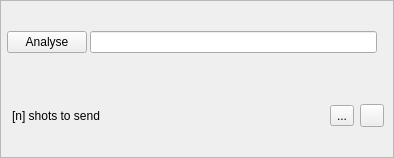
Old version of the form runmanager/analysis_submission.ui in the repository ispielma/runmanager.
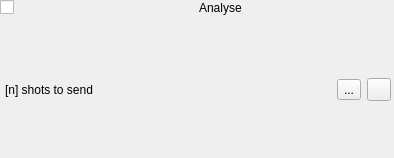
New version of the form. Icons and pictures are not drawn.

Commit message: Refine runmanager scan semantics and GUI layout

What changed in the file:
```diff
--- a/runmanager/analysis_submission.ui
+++ b/runmanager/analysis_submission.ui
@@ -13,38 +13,18 @@
   <property name="windowTitle">
    <string>Form</string>
   </property>
-  <layout class="QHBoxLayout" name="horizontalLayout_2">
-   <property name="spacing">
-    <number>0</number>
+  <layout class="QGridLayout" name="gridLayout">
+   <property name="horizontalSpacing">
+    <number>4</number>
    </property>
-   <property name="margin">
-    <number>0</number>
-   </property>
-   <item>
-    <widget class="QFrame" name="frame">
-     <property name="frameShape">
-      <enum>QFrame::StyledPanel</enum>
-     </property>
-     <property name="frameShadow">
-      <enum>QFrame::Plain</enum>
-     </property>
-     <property name="lineWidth">
-      <number>1</number>
-     </property>
-     <layout class="QVBoxLayout" name="verticalLayout">
-      <property name="spacing">
-       <number>3</number>
-      </property>
-      <property name="margin">
+   <property name="verticalSpacing">
        <number>6</number>
       </property>
-      <item>
-       <layout class="QHBoxLayout" name="horizontalLayout">
-        <property name="spacing">
-         <number>3</number>
-        </property>
-        <item>
-         <widget class="QPushButton" name="send_to_server">
+   <property name="margin">
+    <number>0</number>
+   </property>
+   <item row="0" column="0">
+    <widget class="QCheckBox" name="send_to_server">
           <property name="focusPolicy">
            <enum>Qt::NoFocus</enum>
           </property>
@@ -52,25 +32,28 @@
            <string>Send completed shot files for analysis</string>
           </property>
           <property name="text">
+      <string/>
+     </property>
+    </widget>
+   </item>
+   <item row="0" column="1">
+    <widget class="QLabel" name="send_to_server_icon">
+     <property name="text">
+      <string/>
+     </property>
+    </widget>
+   </item>
+   <item row="0" column="2">
+    <widget class="QLabel" name="send_to_server_text">
+     <property name="toolTip">
+      <string>Send completed shot files for analysis</string>
+     </property>
+     <property name="text">
            <string>Analyse</string>
           </property>
-          <property name="icon">
-           <iconset>
-            <normaloff>:/qtutils/custom/lyse.png</normaloff>:/qtutils/custom/lyse.png</iconset>
-          </property>
-          <property name="checkable">
-           <bool>true</bool>
-          </property>
-         </widget>
-        </item>
-        <item>
-         <widget class="QLineEdit" name="server">
-          <property name="toolTip">
-           <string>Hostname of lyse analysis server</string>
-          </property>
-         </widget>
-        </item>
-        <item>
+    </widget>
+   </item>
+   <item row="0" column="3">
          <widget class="QLabel" name="server_online">
           <property name="text">
            <string/>
@@ -83,9 +66,7 @@
           </property>
          </widget>
         </item>
-       </layout>
-      </item>
-      <item>
+   <item row="1" column="0" colspan="4">
        <widget class="QFrame" name="failed_to_send_frame">
         <property name="styleSheet">
          <string notr="true">QFrame{background-color: '#FF9999'};</string>
@@ -142,9 +123,6 @@
             <iconset>
              <normaloff>:/qtutils/fugue/minus.png</normaloff>:/qtutils/fugue/minus.png</iconset>
            </property>
-          </widget>
-         </item>
-        </layout>
        </widget>
       </item>
      </layout>
```
Lines whose indentation alone changed are shown as unchanged. The commit also changes 6 other files.
